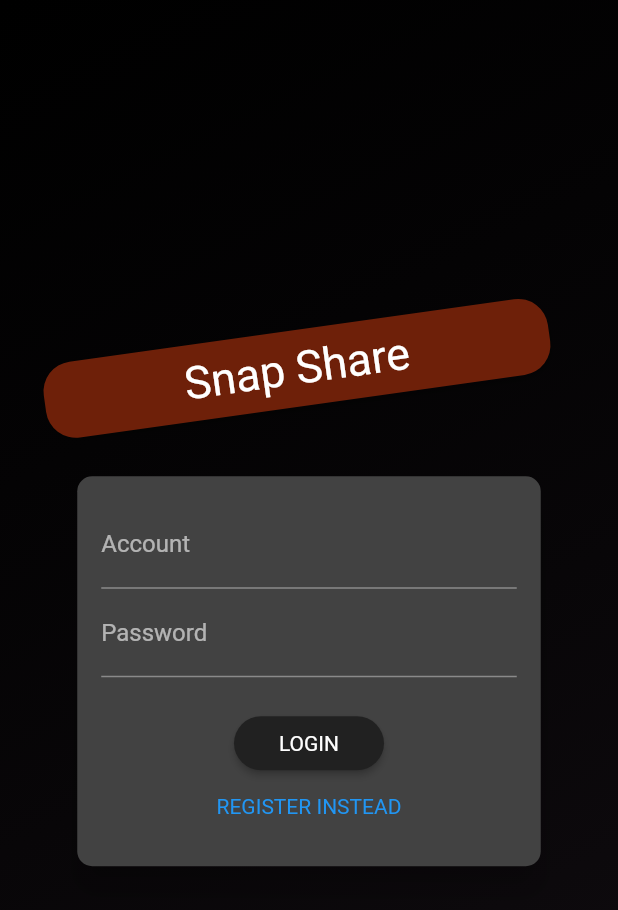
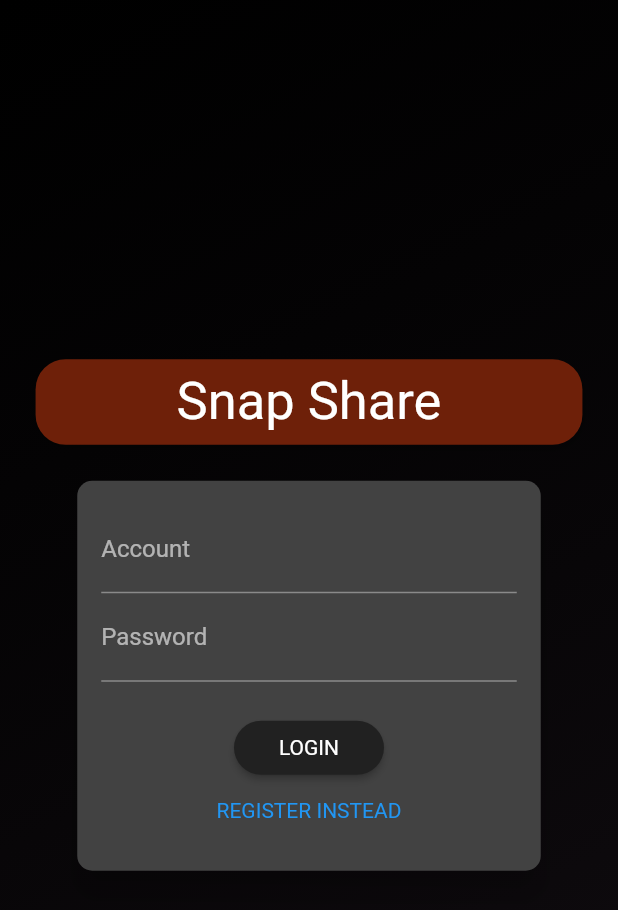
Before and after one commit to Haxxu/snapshare-mobile, a Flutter app: the screen it shows after launch, on a phone screen of 412 x 824 dp. Shown: the top 910 px of the screen. Run offline on Flutter 3.47's test engine with Material 2 defaults, Android fonts, the phone set to English and light mode, and no system bars; our stand-ins replace flutter_dotenv, google_fonts, shared_preferences; Roboto replaces fonts that are missing (Anton).

Commit message:
change app banner transform

```diff
--- a/lib/ui/shared/app_banner.dart
+++ b/lib/ui/shared/app_banner.dart
@@ -15,10 +15,10 @@ class AppBanner extends StatelessWidget {
         vertical: 8.0,
         horizontal: 94.0,
       ),
-      transform: Matrix4.rotationZ(-8 * pi / 180)..translate(-10.0),
+      // transform: Matrix4.rotationZ(-8 * pi / 180)..translate(-10.0),
       decoration: BoxDecoration(
         borderRadius: BorderRadius.circular(20),
-        color: Color.fromARGB(255, 110, 32, 9),
+        color: const Color.fromARGB(255, 110, 32, 9),
         boxShadow: const [
           BoxShadow(
             blurRadius: 8,
@@ -31,7 +31,7 @@ class AppBanner extends StatelessWidget {
         'Snap Share',
         style: TextStyle(
           color: Theme.of(context).textTheme.titleLarge?.color,
-          fontSize: 30,
+          fontSize: 35,
           fontFamily: 'Anton',
           fontWeight: FontWeight.normal,
         ),
```
